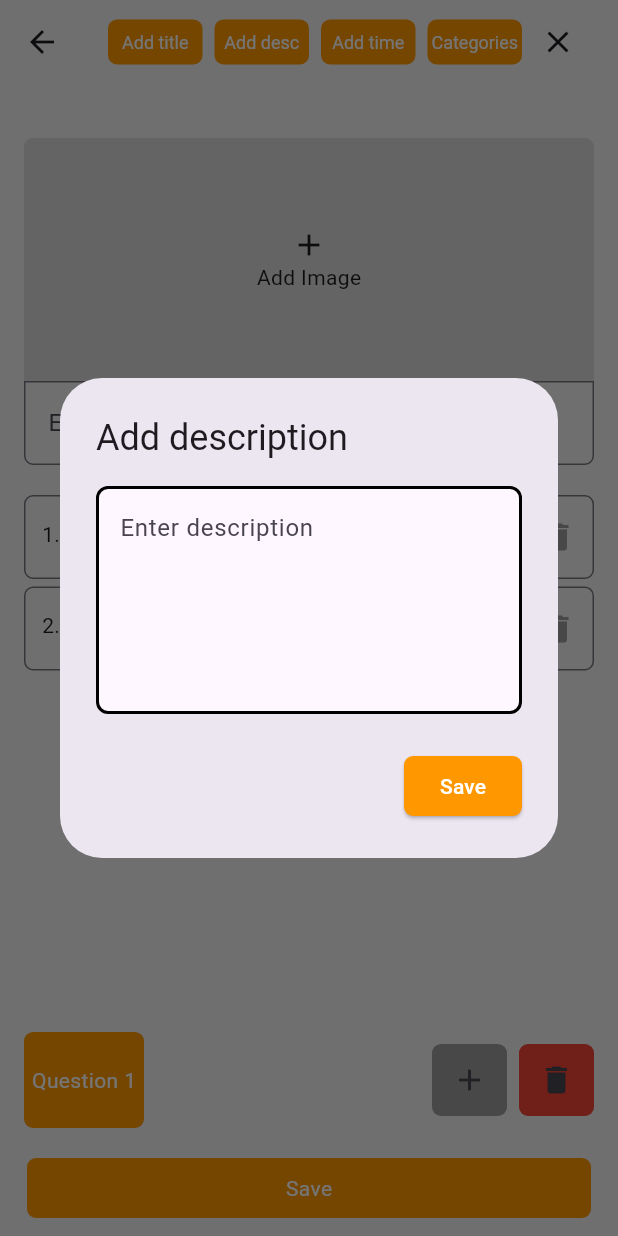
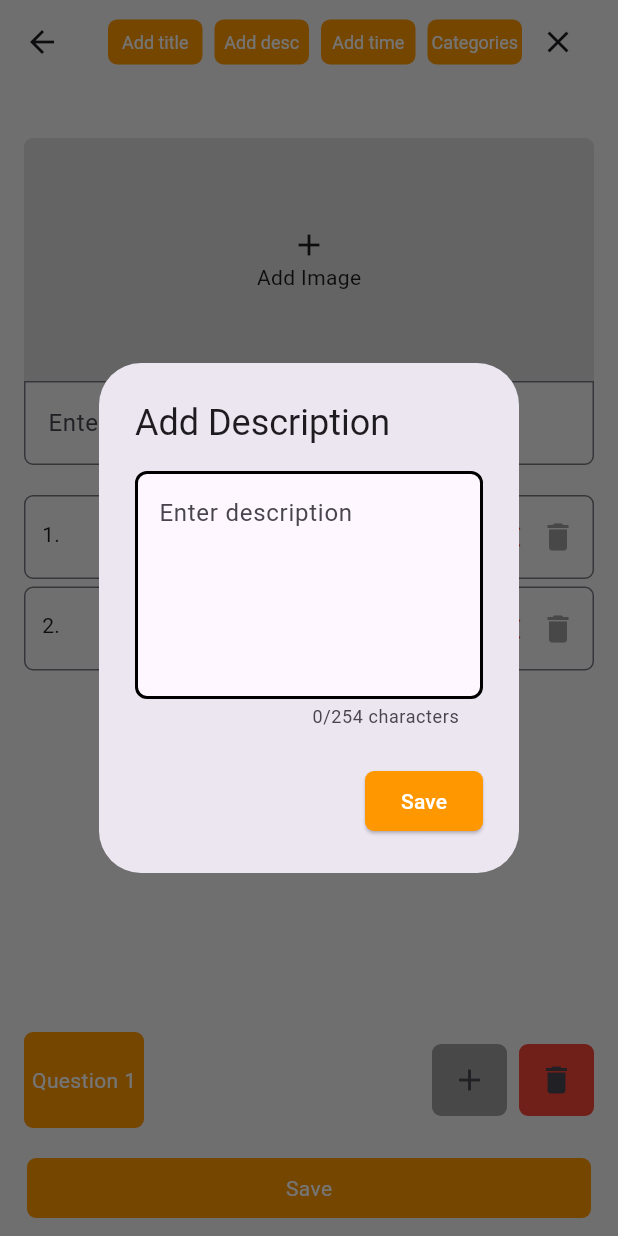
Before and after one commit to avnit-1302/quizapp, a Flutter app: the CreateQuiz screen opened directly, after a tap on "Add desc", on a phone screen of 412 x 824 dp. Run offline on Flutter 3.47's test engine with Material 3 defaults, Android fonts, the light colour scheme and no system bars; our stand-ins replace audioplayers, flutter_riverpod, google_fonts, image_picker, permission_handler, shared_preferences; missing offline and left inert: stomp_dart_client; accounts and stored records are empty; network calls fail; statements that could not run were skipped; project files that could hold a hidden picture were left out.

Commit message:
count for title and description

```diff
--- a/client/lib/screens/quiz/create_quiz.dart
+++ b/client/lib/screens/quiz/create_quiz.dart
@@ -79,9 +79,15 @@ class CreateQuizState extends ConsumerState<CreateQuiz> {
     showDialog(
       context: context,
       builder: (context) {
+        return StatefulBuilder(
+          builder: (context, setState) {
             return AlertDialog(
-          title: const Text("Add title"),
-          content: Theme(
+              title: const Text("Add Title"),
+              content: Column(
+                mainAxisSize: MainAxisSize.min,
+                crossAxisAlignment: CrossAxisAlignment.start,
+                children: [
+                  Theme(
                     data: Theme.of(context).copyWith(
                       textSelectionTheme: TextSelectionThemeData(
                         cursorColor: theme.primaryColor,
@@ -90,9 +96,15 @@ class CreateQuizState extends ConsumerState<CreateQuiz> {
                     ),
                     child: TextField(
                       controller: titleController,
+                      maxLength: 30,
+                      onChanged: (value) {
+                        setState(() {}); // Update UI when text changes
+                      },
                       decoration: InputDecoration(
                         hintText: "Enter title",
-                enabledBorder: UnderlineInputBorder(
+                        counterText:
+                            "${titleController.text.length}/30 characters", // Character count
+                        enabledBorder: const UnderlineInputBorder(
                           borderSide: BorderSide(
                             color: Colors.black,
                             width: 2.0,
@@ -107,6 +119,8 @@ class CreateQuizState extends ConsumerState<CreateQuiz> {
                       ),
                     ),
                   ),
+                ],
+              ),
               actions: [
                 SmallTextButton(
                   text: "Save",
@@ -116,28 +130,39 @@ class CreateQuizState extends ConsumerState<CreateQuiz> {
             );
           },
         );
+      },
+    );
   }
 
   void showDescriptionPopup(ThemeData theme) {
     showDialog(
       context: context,
       builder: (context) {
+        return StatefulBuilder(
+          builder: (context, setState) {
             return AlertDialog(
-          title: const Text("Add description"),
-          content: Theme(
+              title: const Text("Add Description"),
+              content: Column(
+                mainAxisSize: MainAxisSize.min,
+                crossAxisAlignment: CrossAxisAlignment.start,
+                children: [
+                  Theme(
                     data: Theme.of(context).copyWith(
                       textSelectionTheme: TextSelectionThemeData(
                         cursorColor: theme.primaryColor,
                         selectionColor: theme.primaryColor,
                       ),
                     ),
-            child: SizedBox(
-              width: 300,
-              child: SingleChildScrollView(
                     child: TextField(
                       controller: descriptionController,
+                      maxLength: 254,
+                      onChanged: (value) {
+                        setState(() {}); // Update UI when text changes
+                      },
                       decoration: InputDecoration(
                         hintText: "Enter description",
+                        counterText:
+                            "${descriptionController.text.length}/254 characters", // Character count
                         filled: true,
                         fillColor: theme.cardColor,
                         border: OutlineInputBorder(
@@ -148,7 +173,7 @@ class CreateQuizState extends ConsumerState<CreateQuiz> {
                           borderRadius: BorderRadius.circular(8.0),
                         ),
                         enabledBorder: OutlineInputBorder(
-                      borderSide: BorderSide(
+                          borderSide: const BorderSide(
                             color: Colors.black,
                             width: 2.0,
                           ),
@@ -167,12 +192,16 @@ class CreateQuizState extends ConsumerState<CreateQuiz> {
                       textInputAction: TextInputAction.newline,
                     ),
                   ),
-            ),
+                ],
               ),
               actions: [
                 SmallTextButton(
-                text: "Save", onPressed: () => Navigator.pop(context)),
+                  text: "Save",
+                  onPressed: () => Navigator.pop(context),
+                ),
               ],
+            );
+          },
         );
       },
     );
```
Lines whose indentation alone changed are shown as unchanged.
